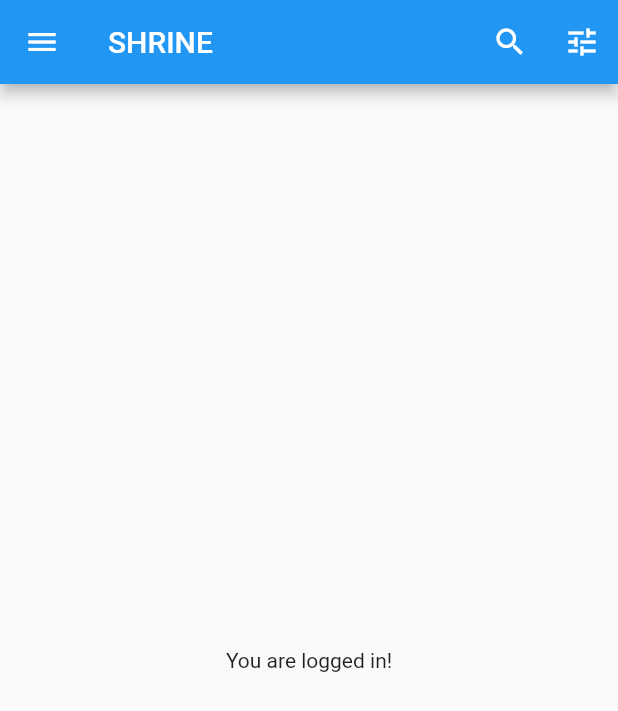
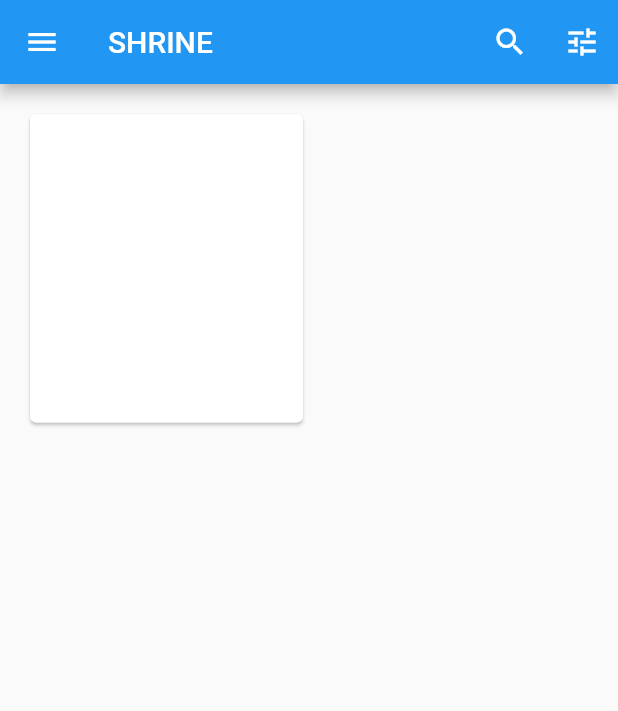
Before and after one commit to isaacscardoso/shrine-ecommerce, a Flutter app: the HomePage screen opened directly, on a phone screen of 412 x 824 dp. Shown: the top 711 px of the screen. Run offline on Flutter 3.47's test engine with Material 2 defaults, Android fonts, the phone set to English and light mode, and no system bars.

```diff
--- a/lib/interface/pages/home/home_page.dart
+++ b/lib/interface/pages/home/home_page.dart
@@ -32,8 +32,15 @@ class HomePage extends StatelessWidget {
           ),
         ],
       ),
-      body: const Center(
-        child: Text('You are logged in!'),
+      body: Center(
+        child: GridView.count(
+          crossAxisCount: 2,
+          padding: const EdgeInsets.all(16.0),
+          childAspectRatio: 8.0 / 9.0,
+          children: const <Widget>[
+            Card(),
+          ],
+        ),
       ),
     );
   }
```
